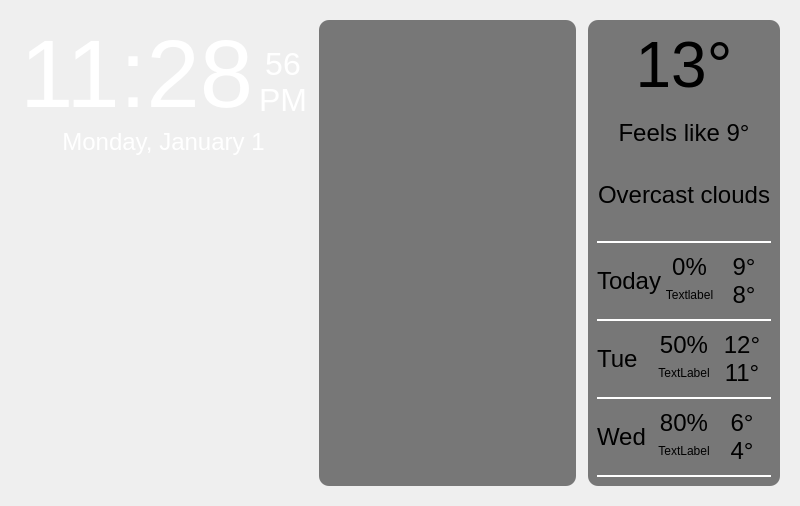
This is MainWindow.ui in jbacopulos/PiDashboard as Qt 5 draws it before an edit. The edited form follows.
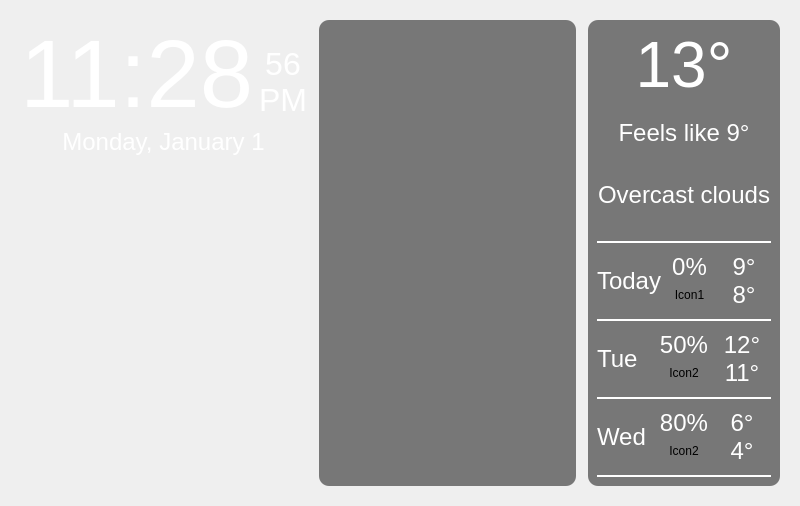
This is the edited form.

Commit message: Continue fixing Text Color

```diff
--- a/MainWindow.ui
+++ b/MainWindow.ui
@@ -223,6 +223,10 @@
           <string notr="true">QFrame {
     background-color: rgba(0, 0, 0, 0);
     border-radius: 0px;
+}
+
+QLabel {
+	color: white
 }</string>
          </property>
          <property name="text">
@@ -244,6 +248,10 @@
           <string notr="true">QFrame {
     background-color: rgba(0, 0, 0, 0);
     border-radius: 0px;
+}
+
+QLabel {
+	color: white
 }</string>
          </property>
          <property name="text">
@@ -265,6 +273,10 @@
           <string notr="true">QFrame {
     background-color: rgba(0, 0, 0, 0);
     border-radius: 0px;
+}
+
+QLabel {
+	color: white
 }</string>
          </property>
          <property name="text">
@@ -337,6 +349,10 @@
             <string notr="true">QFrame {
     background-color: rgba(0, 0, 0, 0);
     border-radius: 0px;
+}
+
+QLabel {
+	color: white
 }</string>
            </property>
            <property name="text">
@@ -357,6 +373,10 @@
               <string notr="true">QFrame {
     background-color: rgba(0, 0, 0, 0);
     border-radius: 0px;
+}
+
+QLabel {
+	color: white
 }</string>
              </property>
              <property name="text">
@@ -382,7 +402,7 @@
 }</string>
              </property>
              <property name="text">
-              <string>Textlabel</string>
+              <string>Icon1</string>
              </property>
              <property name="alignment">
               <set>Qt::AlignmentFlag::AlignCenter</set>
@@ -404,6 +424,10 @@
               <string notr="true">QFrame {
     background-color: rgba(0, 0, 0, 0);
     border-radius: 0px;
+}
+
+QLabel {
+	color: white
 }</string>
              </property>
              <property name="text">
@@ -425,6 +449,10 @@
               <string notr="true">QFrame {
     background-color: rgba(0, 0, 0, 0);
     border-radius: 0px;
+}
+
+QLabel {
+	color: white
 }</string>
              </property>
              <property name="text">
@@ -482,6 +510,10 @@
             <string notr="true">QFrame {
     background-color: rgba(0, 0, 0, 0);
     border-radius: 0px;
+}
+
+QLabel {
+	color: white
 }</string>
            </property>
            <property name="text">
@@ -502,6 +534,10 @@
               <string notr="true">QFrame {
     background-color: rgba(0, 0, 0, 0);
     border-radius: 0px;
+}
+
+QLabel {
+	color: white
 }</string>
              </property>
              <property name="text">
@@ -521,7 +557,7 @@
 }</string>
              </property>
              <property name="text">
-              <string>TextLabel</string>
+              <string>Icon2</string>
              </property>
              <property name="alignment">
               <set>Qt::AlignmentFlag::AlignCenter</set>
@@ -543,6 +579,10 @@
               <string notr="true">QFrame {
     background-color: rgba(0, 0, 0, 0);
     border-radius: 0px;
+}
+
+QLabel {
+	color: white
 }</string>
              </property>
              <property name="text">
@@ -564,6 +604,10 @@
               <string notr="true">QFrame {
     background-color: rgba(0, 0, 0, 0);
     border-radius: 0px;
+}
+
+QLabel {
+	color: white
 }</string>
              </property>
              <property name="text">
@@ -621,6 +665,10 @@
             <string notr="true">QFrame {
     background-color: rgba(0, 0, 0, 0);
     border-radius: 0px;
+}
+
+QLabel {
+	color: white
 }</string>
            </property>
            <property name="text">
@@ -641,6 +689,10 @@
               <string notr="true">QFrame {
     background-color: rgba(0, 0, 0, 0);
     border-radius: 0px;
+}
+
+QLabel {
+	color: white
 }</string>
              </property>
              <property name="text">
@@ -660,7 +712,7 @@
 }</string>
              </property>
              <property name="text">
-              <string>TextLabel</string>
+              <string>Icon2</string>
              </property>
              <property name="alignment">
               <set>Qt::AlignmentFlag::AlignCenter</set>
@@ -682,6 +734,10 @@
               <string notr="true">QFrame {
     background-color: rgba(0, 0, 0, 0);
     border-radius: 0px;
+}
+
+QLabel {
+	color: white
 }</string>
              </property>
              <property name="text">
@@ -703,6 +759,10 @@
               <string notr="true">QFrame {
     background-color: rgba(0, 0, 0, 0);
     border-radius: 0px;
+}
+
+QLabel {
+	color: white
 }</string>
              </property>
              <property name="text">
```
The commit also changes 1 other file.
